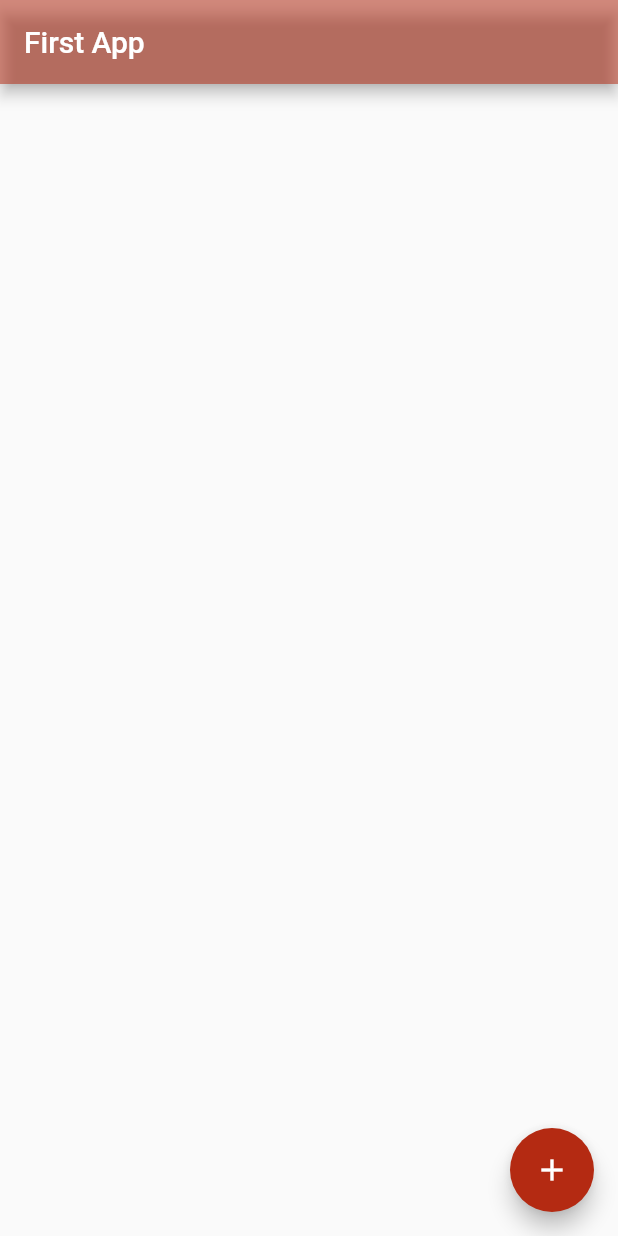
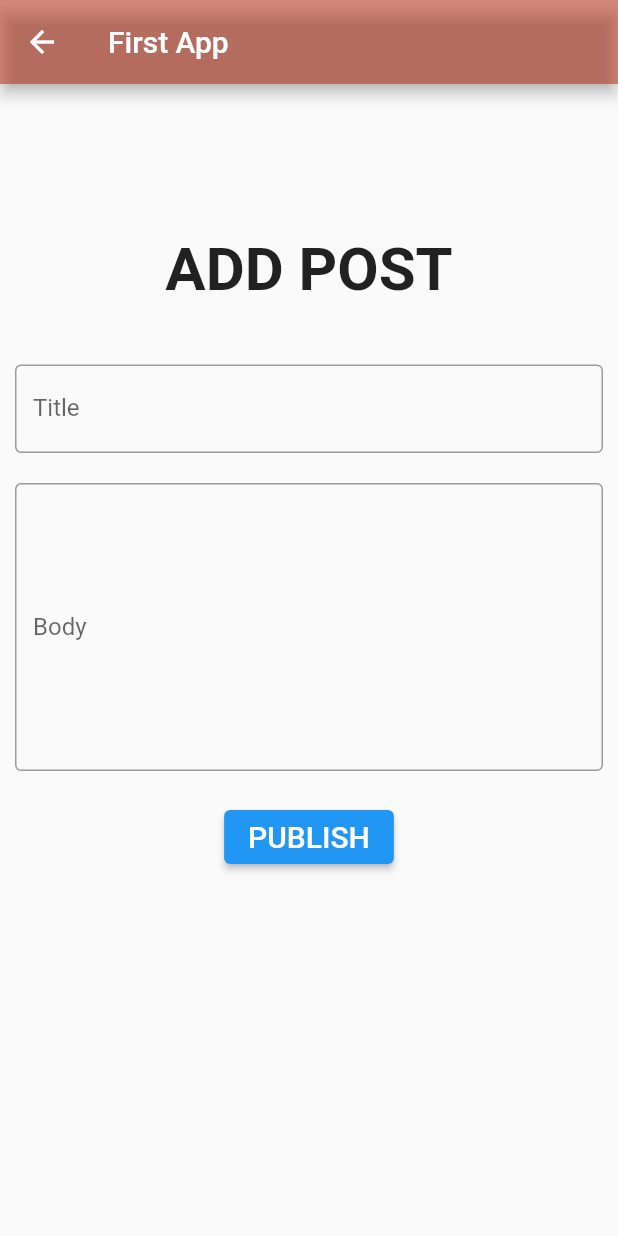
Before and after one commit to Zeelraj/flutter, a Flutter app: the screen it shows after launch, after a tap on the "add" icon, on a phone screen of 412 x 824 dp. Run offline on Flutter 3.47's test engine with Material 2 defaults, Android fonts, the phone set to English and light mode, and no system bars; our stand-ins replace animated_splash_screen; network calls fail.

Commit message:
Add Post Page and operation is complete

```diff
--- a/lib/CoverPage/CoverPage.dart
+++ b/lib/CoverPage/CoverPage.dart
@@ -8,15 +8,17 @@ class CoverPage extends StatelessWidget {
 
   @override
   Widget build(BuildContext context) {
-    return const Scaffold(
-      body: Center(
-          child: SizedBox(
-        child: Icon(
-          Icons.home,
-          size: 140,
-          color: Color.fromARGB(134, 180, 42, 18),
+    return Scaffold(
+      body: Container(
+        color: Colors.white,
+        child: const Center(
+          child: Icon(
+            Icons.home,
+            size: 140,
+            color: Color.fromARGB(134, 180, 42, 18),
+          ),
         ),
-      )),
+      ),
     );
   }
 }
--- a/lib/Home/HomePage.dart
+++ b/lib/Home/HomePage.dart
@@ -2,7 +2,8 @@
 
 import 'dart:developer';
 
-import 'package:first_app/Home/Components/PostsList.dart';
+import 'package:first_app/Post/AddPost.dart';
+import 'package:first_app/Post/PostsList.dart';
 import 'package:flutter/material.dart';
 import 'package:first_app/data/constants.dart' as constants;
 
@@ -17,14 +18,18 @@ class _HomePageState extends State<HomePage> {
   @override
   Widget build(BuildContext context) {
     return Scaffold(
+      // App Title Bar
       appBar: AppBar(
         title: const Text(constants.APP_NAME),
         backgroundColor: const Color.fromARGB(134, 180, 42, 18),
       ),
+      // App body
       body: const PostsList(),
+      // Floating Button
       floatingActionButton: FloatingActionButton(
         onPressed: () {
-          log('Add Post is Pressed..!!');
+          Navigator.push(context,
+              MaterialPageRoute(builder: (context) => const AddPost()));
         },
         backgroundColor: const Color.fromARGB(255, 180, 42, 18),
         tooltip: 'Add Post',
--- a/lib/Models/PostModel.dart
+++ b/lib/Models/PostModel.dart
@@ -24,7 +24,7 @@ class PostModel {
   });
 
   // Fields
-  int userId;
+  dynamic userId;
   int id;
   String title;
   String body;
--- /dev/null
+++ b/lib/Post/AddPost.dart
@@ -0,0 +1,147 @@
+// ignore_for_file: file_names
+
+import 'dart:convert';
+import 'dart:developer';
+
+import 'package:first_app/Home/HomePage.dart';
+import 'package:first_app/Services/Services.dart';
+import 'package:flutter/material.dart';
+import '../data/constants.dart' as constants;
+
+class AddPost extends StatefulWidget {
+  const AddPost({Key? key}) : super(key: key);
+
+  @override
+  State<AddPost> createState() => _AddPostState();
+}
+
+class _AddPostState extends State<AddPost> {
+  bool _isPublishingPost = false;
+
+  TextEditingController titleController = TextEditingController();
+  TextEditingController bodyController = TextEditingController();
+
+  @override
+  void initState() {
+    super.initState();
+  }
+
+  onPublish(title, body) async {
+    if (_isPublishingPost) {
+      return ScaffoldMessenger.of(context).showSnackBar(
+        SnackBar(
+            content: const Text('Publishing...'),
+            duration: const Duration(seconds: 3),
+            action: SnackBarAction(
+                label: 'Okay',
+                onPressed: () {
+                  ScaffoldMessenger.of(context).hideCurrentSnackBar();
+                })),
+      );
+    }
+
+    if (title?.isEmpty || body?.isEmpty) {
+      log('Title or Body is Missing..!!');
+      return ScaffoldMessenger.of(context).showSnackBar(
+        SnackBar(
+            content: const Text('Title or Body is Missing..!!'),
+            duration: const Duration(seconds: 3),
+            action: SnackBarAction(
+                label: 'Okay',
+                onPressed: () {
+                  ScaffoldMessenger.of(context).hideCurrentSnackBar();
+                })),
+      );
+    }
+
+    setState(() {
+      _isPublishingPost = true;
+    });
+
+    int postId = DateTime.now().microsecondsSinceEpoch;
+
+    String payload = jsonEncode({
+      'userId': 1,
+      'title': title,
+      'body': body,
+      'id': postId,
+    });
+
+    await Services.createPost(payload).then((post) {
+      setState(() {
+        _isPublishingPost = false;
+      });
+
+      Navigator.pushReplacement(
+          context, MaterialPageRoute(builder: (context) => const HomePage()));
+
+      titleController.text = '';
+      bodyController.text = '';
+    }).catchError((e) {
+      setState(() {
+        _isPublishingPost = false;
+      });
+      log('AddPost: Something went wrong..., $e');
+    });
+  }
+
+  @override
+  Widget build(BuildContext context) {
+    return Scaffold(
+      appBar: AppBar(
+        title: const Text(constants.APP_NAME),
+        backgroundColor: const Color.fromARGB(134, 180, 42, 18),
+      ),
+      body: Container(
+        padding: const EdgeInsets.fromLTRB(10, 100, 10, 10),
+        child: Column(
+          children: [
+            // Page Title
+            Container(
+              alignment: Alignment.center,
+              padding: const EdgeInsets.only(bottom: 40),
+              child: Text(
+                constants.ADDPOSTPAGE_TITLE.toUpperCase(),
+                style:
+                    const TextStyle(fontSize: 40, fontWeight: FontWeight.bold),
+              ),
+            ),
+            // TextField: Title
+            Container(
+                alignment: Alignment.center,
+                padding: const EdgeInsets.only(bottom: 20),
+                child: TextField(
+                  controller: titleController,
+                  decoration: const InputDecoration(
+                      border: OutlineInputBorder(), labelText: 'Title'),
+                )),
+            // TextField: Body
+            Container(
+                alignment: Alignment.center,
+                padding: const EdgeInsets.only(bottom: 20),
+                child: TextField(
+                  maxLines: 8,
+                  controller: bodyController,
+                  decoration: const InputDecoration(
+                      border: OutlineInputBorder(), labelText: 'Body'),
+                )),
+            // ElevatedButton: Publish Post and Display Progress
+            Container(
+                alignment: Alignment.center,
+                padding: const EdgeInsets.only(bottom: 20),
+                child: _isPublishingPost
+                    ? const CircularProgressIndicator()
+                    : ElevatedButton(
+                        onPressed: () => onPublish(
+                            titleController.text, bodyController.text),
+                        child: Text(
+                          constants.PUBLISH_POST.toUpperCase(),
+                          style: const TextStyle(fontSize: 20),
+                        ),
+                      )),
+          ],
+        ),
+      ),
+    );
+  }
+}
--- a/lib/Home/Components/Post.dart
+++ b/lib/Post/Post.dart
@@ -2,7 +2,7 @@
 
 import 'package:first_app/Models/PostModel.dart';
 import 'package:flutter/material.dart';
-import '../../data/constants.dart' as constants;
+import '../data/constants.dart' as constants;
 
 class Post extends StatefulWidget {
   final PostModel post;
--- a/lib/Home/Components/PostsList.dart
+++ b/lib/Post/PostsList.dart
@@ -1,6 +1,6 @@
 // ignore_for_file: file_names
 
-import 'package:first_app/Home/Components/Post.dart';
+import 'package:first_app/Post/Post.dart';
 import 'package:first_app/Models/PostModel.dart';
 import 'package:first_app/Services/Services.dart';
 import 'package:flutter/material.dart';
--- a/lib/Services/Services.dart
+++ b/lib/Services/Services.dart
@@ -1,4 +1,6 @@
 // ignore_for_file: file_names
+
+import 'dart:developer';
 
 import 'package:http/http.dart';
 
@@ -12,12 +14,37 @@ class Services {
       final response = await get(Uri.parse(constants.FETCH_POSTS));
       if (response.statusCode == 200) {
         final List<PostModel> posts = postModelsFromJson(response.body);
+        log('getPosts: List of Users Fetched.');
         return posts;
       } else {
+        log('getPosts: List of Users Not Fetched.');
         return <PostModel>[];
       }
     } catch (e) {
+      log('getPosts: Something went wrong..., $e');
       return <PostModel>[];
     }
   }
+
+  // Create Post Service
+  static Future<PostModel> createPost(String payload) async {
+    try {
+      final response = await post(Uri.parse(constants.CREATE_POST),
+          headers: {
+            'Content-Type': 'application/json; charset=UTF-8',
+          },
+          body: payload);
+      if (response.statusCode == 201) {
+        final PostModel post = postModelFromJson(response.body);
+        log('createPost: Post is Created.');
+        return post;
+      } else {
+        log('createPost: Post is Not Created.');
+        throw Exception('Failed to Create Post.');
+      }
+    } catch (e) {
+      log('createPost: Something went wrong..., $e');
+      throw Exception('Something went wrong..., $e');
+    }
+  }
 }
--- a/lib/data/constants.dart
+++ b/lib/data/constants.dart
@@ -4,9 +4,12 @@
 const LOADING = "Loading...";
 const APP_NAME = "First App";
 const HOMEPAGE_TITLE = "Post List";
+const ADDPOSTPAGE_TITLE = "Add Post";
+const PUBLISH_POST = "Publish";
 
 // Numbers
 const COVERPAGE_TIMEOUT = 1500;
 
 // URLs
 const FETCH_POSTS = 'https://jsonplaceholder.typicode.com/posts';
+const CREATE_POST = 'https://jsonplaceholder.typicode.com/posts';
--- a/pubspec.yaml
+++ b/pubspec.yaml
@@ -31,6 +31,7 @@ dependencies:
     sdk: flutter
   animated_splash_screen:
   http: ^0.13.4
+  uuid: 3.0.6
 
   # The following adds the Cupertino Icons font to your application.
   # Use with the CupertinoIcons class for iOS style icons.
```
Also changed, not shown: pubspec.lock.
